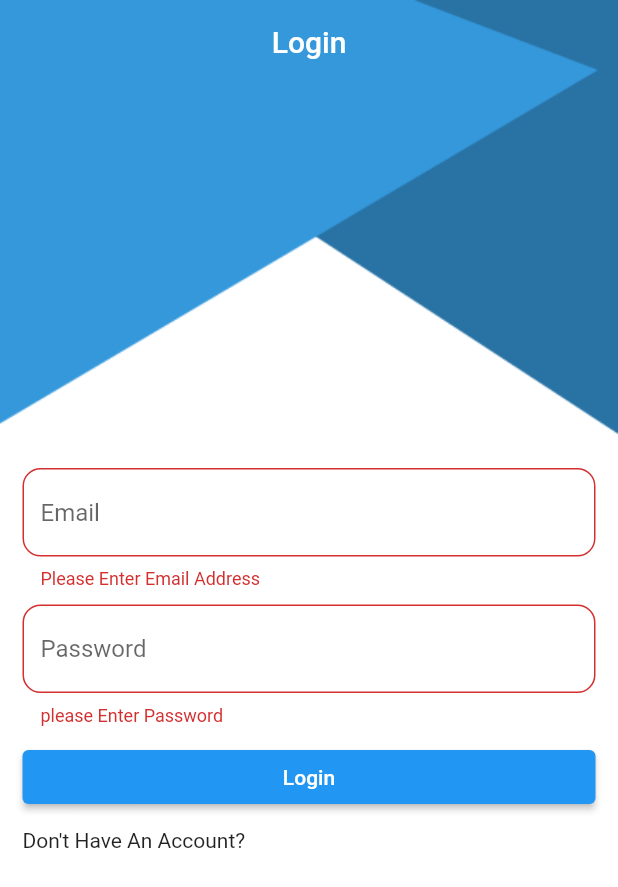
After one commit to OHany1999/cahtApp, a Flutter app: the screen it shows after launch, after a tap on "Login", on a phone screen of 412 x 824 dp. The commit adds this screen. Shown: the top 887 px of the screen. Run offline on Flutter 3.47's test engine with Material 2 defaults, Android fonts, the phone set to English and light mode, and no system bars; our stand-ins replace cloud_firestore, firebase_auth, firebase_core; accounts and stored records are empty.

Commit message:
create email & login

```diff
--- a/lib/base.dart
+++ b/lib/base.dart
@@ -9,7 +9,7 @@ class BaseViewModel<T extends BaseNavigator> extends ChangeNotifier {
 abstract class BaseNavigator {
   void showLoading({String message});
   void showMessage(String message);
-  void hideDialog();
+  void hideLoading();
 }
 
 // view
--- a/lib/main.dart
+++ b/lib/main.dart
@@ -1,4 +1,6 @@
 import 'package:chat_app/screens/create_account/create_account.dart';
+import 'package:chat_app/screens/home_screen/home_screen.dart';
+import 'package:chat_app/screens/login/login_screen.dart';
 import 'package:firebase_core/firebase_core.dart';
 import 'package:flutter/material.dart';
 
@@ -18,9 +20,11 @@ class MyApp extends StatelessWidget {
   Widget build(BuildContext context) {
     return MaterialApp(
       debugShowCheckedModeBanner: false,
-      initialRoute: CreateAccountScreen.routeName,
+      initialRoute: LoginScreen.routeName,
       routes: {
         CreateAccountScreen.routeName:(context)=>CreateAccountScreen(),
+        LoginScreen.routeName:(context)=>LoginScreen(),
+        HomeScreen.routeName:(context)=>HomeScreen(),
       },
     );
   }
--- /dev/null
+++ b/lib/screens/home_screen/home_navigator.dart
@@ -0,0 +1,3 @@
+import 'package:chat_app/base.dart';
+
+abstract class HomeScreenNavigator extends BaseNavigator{}
--- /dev/null
+++ b/lib/screens/home_screen/home_screen_vm.dart
@@ -0,0 +1,4 @@
+import 'package:chat_app/base.dart';
+import 'package:chat_app/screens/home_screen/home_navigator.dart';
+
+class HomeScreenViewModel extends BaseViewModel<HomeScreenNavigator>{}
--- /dev/null
+++ b/lib/screens/login/login_screen.dart
@@ -0,0 +1,161 @@
+import 'package:chat_app/base.dart';
+import 'package:chat_app/models/my_user.dart';
+import 'package:chat_app/screens/home_screen/home_screen.dart';
+import 'package:chat_app/screens/login/login_navigator.dart';
+import 'package:chat_app/screens/login/login_screen_vm.dart';
+import 'package:flutter/material.dart';
+import 'package:provider/provider.dart';
+
+import '../create_account/create_account.dart';
+
+class LoginScreen extends StatefulWidget {
+  static const String routeName = 'loginScreen';
+
+  @override
+  State<LoginScreen> createState() => _LoginScreenState();
+}
+
+class _LoginScreenState extends BaseView<LoginScreen, LoginScreenViewModel>
+    implements LoginNavigator{
+
+  GlobalKey<FormState> formKey = GlobalKey<FormState>();
+  var emailController = TextEditingController();
+  var passwordController = TextEditingController();
+  @override
+  void initState() {
+    // TODO: implement initState
+    super.initState();
+    viewModel.navigator =this;
+  }
+
+  @override
+  Widget build(BuildContext context) {
+    return ChangeNotifierProvider(
+        create: (context)=>viewModel,
+        child: Stack(
+          children: [
+            Image.asset(
+              'assets/images/background.png',
+              height: double.infinity,
+              width: double.infinity,
+              fit: BoxFit.fill,
+            ),
+            Scaffold(
+              //بيثبت الwidgets عشان متطلعش لفوق في حالة فتح الkeybord
+              resizeToAvoidBottomInset: false,
+              backgroundColor: Colors.transparent,
+              appBar: AppBar(
+                centerTitle: true,
+                backgroundColor: Colors.transparent,
+                elevation: 0.0,
+                title: Text('Login'),
+              ),
+              body: Padding(
+                padding: const EdgeInsets.all(15.0),
+                child: Form(
+                  key: formKey,
+                  child: Column(
+                    mainAxisAlignment: MainAxisAlignment.center,
+                    crossAxisAlignment: CrossAxisAlignment.stretch,
+                    children: [
+                      TextFormField(
+                        textInputAction: TextInputAction.next,
+                        keyboardType: TextInputType.emailAddress,
+                        validator: (text){
+                          bool emailValid = RegExp(r"^[a-zA-Z0-9.a-zA-Z0-9.!#$%&'*+-/=?^_`{|}~]+@[a-zA-Z0-9]+\.[a-zA-Z]+").hasMatch(text!);
+                          if (text == null || text.isEmpty) {
+                            return 'Please Enter Email Address';
+                          }else if (emailValid == false){
+                            return 'Please Enter Valid Email Address';
+                          }
+                          return null;
+                        },
+                        controller: emailController,
+                        decoration: InputDecoration(
+                          hintText: 'Email',
+                          border: OutlineInputBorder(
+                            borderRadius: BorderRadius.circular(12),
+                            borderSide: BorderSide(color: Colors.blue),
+                          ),
+                          enabledBorder: OutlineInputBorder(
+                            borderRadius: BorderRadius.circular(12),
+                            borderSide: BorderSide(color: Colors.blue),
+                          ),
+                        ),
+                      ),
+                      SizedBox(
+                        height: 10.0,
+                      ),
+                      TextFormField(
+                        obscureText: true,
+                        keyboardType: TextInputType.visiblePassword,
+                        validator: (text){
+                          if(text == null || text.isEmpty){
+                            return 'please Enter Password';
+                          }
+                          return null;
+                        },
+                        controller: passwordController,
+                        decoration: InputDecoration(
+                          hintText: 'Password',
+                          border: OutlineInputBorder(
+                            borderRadius: BorderRadius.circular(12),
+                            borderSide: BorderSide(color: Colors.blue),
+                          ),
+                          enabledBorder: OutlineInputBorder(
+                            borderRadius: BorderRadius.circular(12),
+                            borderSide: BorderSide(color: Colors.blue),
+                          ),
+                        ),
+                      ),
+                      SizedBox(
+                        height: 10.0,
+                      ),
+                      ElevatedButton(
+                        onPressed: () {
+                          validateForm();
+                        },
+                        child: Text('Login',),
+                      ),
+                      SizedBox(
+                        height: 10.0,
+                      ),
+                      InkWell(
+                        onTap: (){
+                          goToCreateAccountScreen();
+                        },
+                        child: Text("Don't Have An Account? "),
+                      ),
+                    ],
+                  ),
+                ),
+              ),
+            ),
+          ],
+        ),
+    );
+  }
+
+  void validateForm()async{
+    if(formKey.currentState!.validate()){
+      viewModel.login(email: emailController.text, password: passwordController.text);
+      formKey.currentState!.reset();
+    }
+  }
+
+
+  @override
+  LoginScreenViewModel initViewModel() {
+    return LoginScreenViewModel();
+  }
+
+  @override
+  void goToHome(MyUser myUser) {
+    Navigator.pushNamedAndRemoveUntil(context, HomeScreen.routeName,(route) => false,);
+  }
+
+  @override
+  void goToCreateAccountScreen() {
+    Navigator.pushNamedAndRemoveUntil(context,CreateAccountScreen.routeName,(route) => false,);
+  }
+}
--- /dev/null
+++ b/lib/screens/login/login_screen_vm.dart
@@ -0,0 +1,42 @@
+import 'package:chat_app/base.dart';
+import 'package:chat_app/dataBase/database_utils.dart';
+import 'package:chat_app/models/my_user.dart';
+import 'package:chat_app/screens/login/login_navigator.dart';
+import 'package:firebase_auth/firebase_auth.dart';
+
+import '../../shared/constants/firebase_errors.dart';
+
+class LoginScreenViewModel extends BaseViewModel<LoginNavigator> {
+  FirebaseAuth auth = FirebaseAuth.instance;
+  DataBaseUtils dataBaseUtils = DataBaseUtils();
+
+  void login({required String email, required String password}) async {
+    try {
+      final credential = await auth.signInWithEmailAndPassword(
+        email: email,
+        password: password,
+      );
+      MyUser? myUser =
+          await dataBaseUtils.readFromFirebase(credential.user?.uid ?? '');
+      if (myUser != null) {
+        print(myUser.id);
+        print(myUser.Email);
+        print(myUser.fName);
+        print(myUser.lName);
+        print(myUser.UserName);
+        navigator!.goToHome(myUser);
+      } else {
+        navigator!.showMessage('user is Not Found in Database');
+      }
+    } on FirebaseAuthException catch (e) {
+      if (e.code == 'user-not-found') {
+        navigator!.showMessage('No user found for that email.');
+        print('No user found for that email.');
+      } else if (e.code == 'wrong-password') {
+        navigator!.showMessage('Wrong password provided for that user.');
+
+        print('Wrong password provided for that user.');
+      }
+    }
+  }
+}
--- a/lib/shared/styles/my_theme.dart
+++ b/lib/shared/styles/my_theme.dart
@@ -1,7 +1,8 @@
 // ignore_for_file: prefer_const_constructors
 
 import 'package:flutter/material.dart';
-import 'package:todo_app/shared/styles/colors.dart';
+
+import 'colors.dart';
 
 class MyTheme {
   static ThemeData lightTheme = ThemeData(
--- a/pubspec.yaml
+++ b/pubspec.yaml
@@ -37,6 +37,7 @@ dependencies:
   firebase_core: ^2.4.1
   firebase_auth: ^4.2.4
   provider: ^6.0.5
+  cloud_firestore: ^4.3.1
 
 dev_dependencies:
   flutter_test:
```
Also changed, not shown: lib/dataBase/database_utils.dart (added, +25 -0 lines), lib/models/my_user.dart (added, +34 -0 lines), lib/screens/create_account/create_account.dart (+57 -23 lines), lib/screens/create_account/create_account_navigator.dart (renamed from lib/screens/create_account/connector.dart, +7 -0 lines), lib/screens/create_account/create_account_vm.dart (+24 -9 lines), lib/screens/home_screen/home_screen.dart (added, +35 -0 lines), lib/screens/login/login_navigator.dart (added, +9 -0 lines), pubspec.lock, 1 other file.
